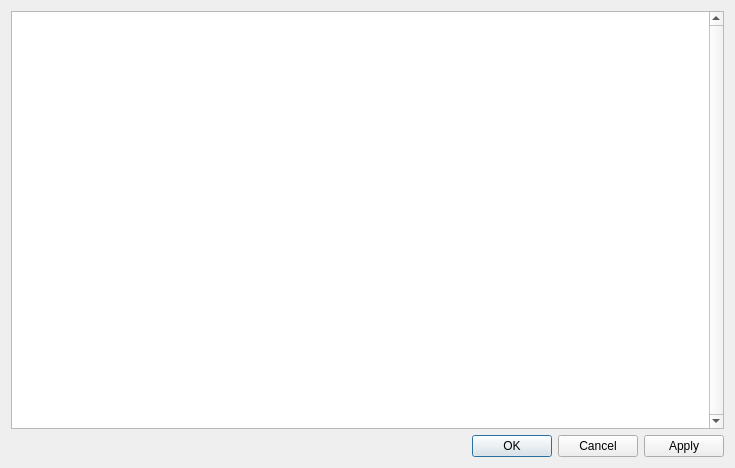
Before: the Qt Designer form src/LorrisAnalyzer/DataWidgets/ScriptWidget/scripteditor.ui in Tasssadar/Lorris, drawn with Qt 5.
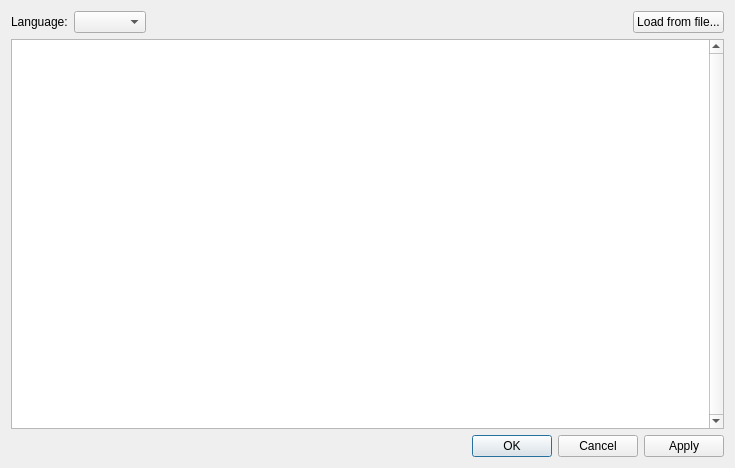
After: the same form once the commit is applied. Icons and pictures are not drawn.

What changed in the file:
```diff
--- a/src/LorrisAnalyzer/DataWidgets/ScriptWidget/scripteditor.ui
+++ b/src/LorrisAnalyzer/DataWidgets/ScriptWidget/scripteditor.ui
@@ -18,6 +18,43 @@
     <normaloff>:/icons/icon.png</normaloff>:/icons/icon.png</iconset>
   </property>
   <layout class="QVBoxLayout" name="verticalLayout">
+   <item>
+    <layout class="QHBoxLayout" name="horizontalLayout">
+     <item>
+      <widget class="QLabel" name="label">
+       <property name="text">
+        <string>Language:</string>
+       </property>
+      </widget>
+     </item>
+     <item>
+      <widget class="QComboBox" name="langBox"/>
+     </item>
+     <item>
+      <spacer name="horizontalSpacer">
+       <property name="orientation">
+        <enum>Qt::Horizontal</enum>
+       </property>
+       <property name="sizeHint" stdset="0">
+        <size>
+         <width>40</width>
+         <height>20</height>
+        </size>
+       </property>
+      </spacer>
+     </item>
+     <item>
+      <widget class="QPushButton" name="loadBtn">
+       <property name="text">
+        <string>Load from file...</string>
+       </property>
+       <property name="shortcut">
+        <string>Ctrl+O</string>
+       </property>
+      </widget>
+     </item>
+    </layout>
+   </item>
    <item>
     <layout class="QHBoxLayout" name="editLayout" stretch="0">
      <item>
```
